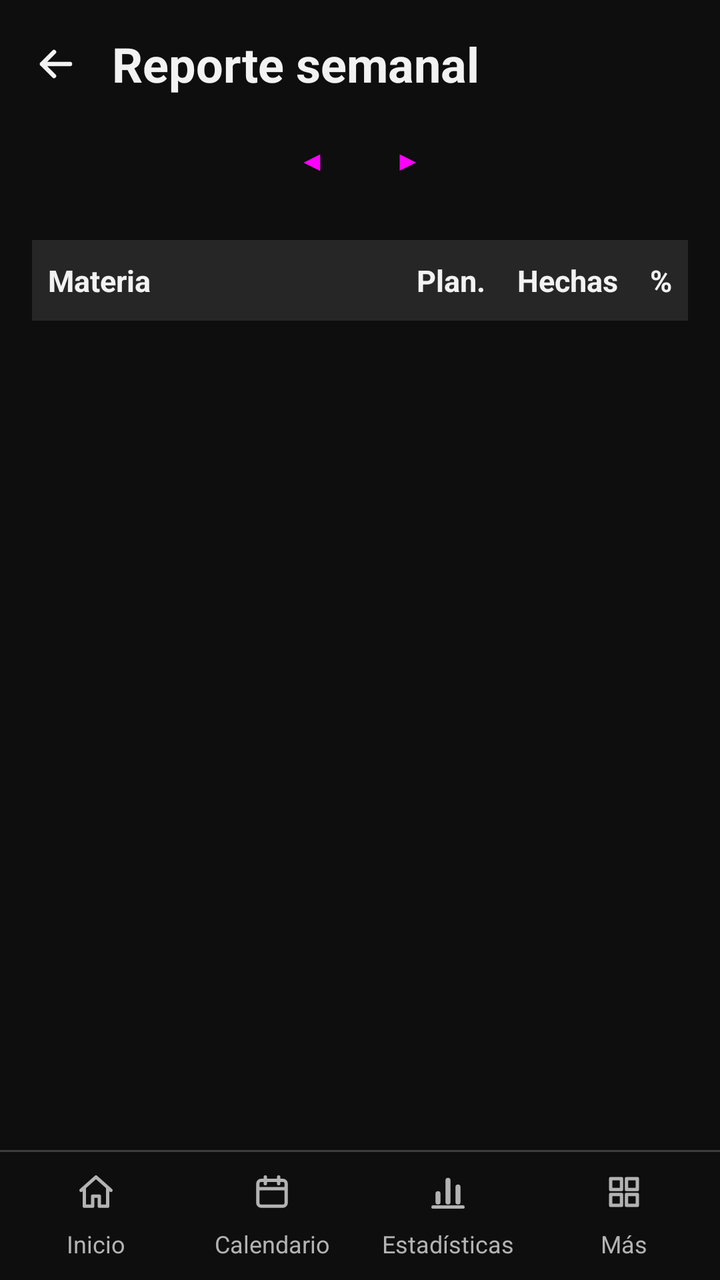
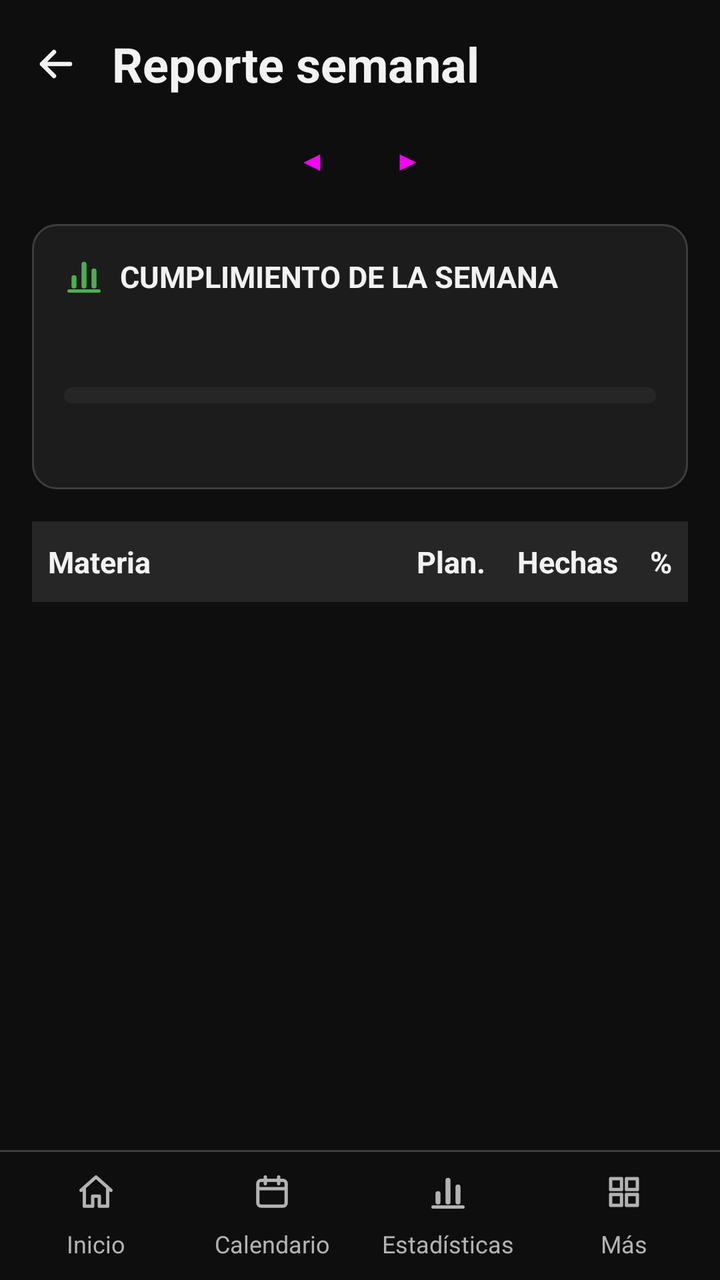

Two renders of the same Android screen: before a commit and after it. Below are the layout's source before the change and the commit's diff.
<!-- AndroidManifest.xml: application theme Theme.AgendaPersonal -->
<!-- res/layout/activity_reporte.xml -->
<?xml version="1.0" encoding="utf-8"?>
<LinearLayout xmlns:android="http://schemas.android.com/apk/res/android"
    xmlns:tools="http://schemas.android.com/tools"
    android:id="@+id/main"
    android:layout_width="match_parent"
    android:layout_height="match_parent"
    android:orientation="vertical"
    tools:context=".vista.ReporteActivity">

    
    <LinearLayout
        android:layout_width="match_parent"
        android:layout_height="wrap_content"
        android:gravity="center_vertical"
        android:orientation="horizontal"
        android:paddingStart="4dp"
        android:paddingTop="8dp"
        android:paddingEnd="16dp">

        <include layout="@layout/boton_volver" />

        <TextView
            android:layout_width="0dp"
            android:layout_height="wrap_content"
            android:layout_weight="1"
            android:text="@string/titulo_reporte"
            android:textSize="24sp"
            android:textStyle="bold" />
    </LinearLayout>

    
    <LinearLayout
        android:layout_width="match_parent"
        android:layout_height="wrap_content"
        android:gravity="center"
        android:orientation="horizontal">

        <Button
            android:id="@+id/btnAnterior"
            style="?attr/borderlessButtonStyle"
            android:layout_width="48dp"
            android:layout_height="48dp"
            android:contentDescription="@string/semana_anterior"
            android:minWidth="48dp"
            android:padding="0dp"
            android:text="@string/flecha_anterior" />

        
        <TextView
            android:id="@+id/tvSemana"
            android:layout_width="wrap_content"
            android:layout_height="wrap_content"
            android:textSize="16sp"
            android:textStyle="bold" />

        <Button
            android:id="@+id/btnSiguiente"
            style="?attr/borderlessButtonStyle"
            android:layout_width="48dp"
            android:layout_height="48dp"
            android:contentDescription="@string/semana_siguiente"
            android:minWidth="48dp"
            android:padding="0dp"
            android:text="@string/flecha_siguiente" />
    </LinearLayout>

    
    <ScrollView
        android:id="@+id/svTabla"
        android:layout_width="match_parent"
        android:layout_height="0dp"
        android:layout_weight="1">

        
        <TableLayout
            android:id="@+id/tlReporte"
            android:layout_width="match_parent"
            android:layout_height="wrap_content"
            android:padding="16dp"
            android:shrinkColumns="0"
            android:stretchColumns="0">

            
            <TableRow android:background="@color/fila_destacada">

                <TextView
                    style="@style/CeldaReporte"
                    android:gravity="start"
                    android:text="@string/col_materia"
                    android:textStyle="bold" />

                <TextView
                    style="@style/CeldaReporte"
                    android:text="@string/col_plan"
                    android:textStyle="bold" />

                <TextView
                    style="@style/CeldaReporte"
                    android:text="@string/col_hechas"
                    android:textStyle="bold" />

                <TextView
                    style="@style/CeldaReporte"
                    android:text="@string/col_porcentaje"
                    android:textStyle="bold" />
            </TableRow>
        </TableLayout>
    </ScrollView>

    
    <TextView
        android:id="@+id/tvVacio"
        android:layout_width="match_parent"
        android:layout_height="0dp"
        android:layout_weight="1"
        android:gravity="center"
        android:padding="16dp"
        android:text="@string/reporte_vacio"
        android:textSize="16sp"
        android:visibility="gone" />

    
    <include layout="@layout/menu_inferior" />
</LinearLayout>
<!-- res/layout/boton_volver.xml (included above) -->
<?xml version="1.0" encoding="utf-8"?>
<ImageButton xmlns:android="http://schemas.android.com/apk/res/android"
    android:id="@+id/btnVolver"
    android:layout_width="48dp"
    android:layout_height="48dp"
    android:layout_marginEnd="4dp"
    android:background="?attr/selectableItemBackgroundBorderless"
    android:contentDescription="@string/volver"
    android:src="@drawable/ic_flecha_atras" />
<!-- res/layout/menu_inferior.xml (included above) -->
<?xml version="1.0" encoding="utf-8"?>
<LinearLayout xmlns:android="http://schemas.android.com/apk/res/android"
    android:layout_width="match_parent"
    android:layout_height="wrap_content"
    android:orientation="vertical">

    
    <View
        android:layout_width="match_parent"
        android:layout_height="1dp"
        android:background="@color/menu_linea" />

    
    <LinearLayout
        android:layout_width="match_parent"
        android:layout_height="wrap_content"
        android:orientation="horizontal"
        android:padding="4dp">

        <TextView
            android:id="@+id/menuInicio"
            style="@style/BotonMenu"
            android:drawableTop="@drawable/ic_casa"
            android:text="@string/menu_inicio" />

        <TextView
            android:id="@+id/menuCalendario"
            style="@style/BotonMenu"
            android:drawableTop="@drawable/ic_calendario"
            android:text="@string/menu_calendario" />

        <TextView
            android:id="@+id/menuEstadisticas"
            style="@style/BotonMenu"
            android:drawableTop="@drawable/ic_grafico"
            android:text="@string/menu_estadisticas" />

        
        <TextView
            android:id="@+id/menuMas"
            style="@style/BotonMenu"
            android:drawableTop="@drawable/ic_cuadricula"
            android:text="@string/menu_mas" />
    </LinearLayout>
</LinearLayout>
<!-- resources referenced by this layout -->
<resources>
  <color name="fila_destacada">@color/tarjeta_alta</color>
  <color name="menu_linea">@color/borde</color>
  <string name="col_hechas">Hechas</string>
  <string name="col_materia">Materia</string>
  <string name="col_plan">Plan.</string>
  <string name="col_porcentaje" formatted="false">%</string>
  <string name="flecha_anterior">◀</string>
  <string name="flecha_siguiente">▶</string>
  <string name="menu_calendario">Calendario</string>
  <string name="menu_estadisticas">Estadísticas</string>
  <string name="menu_inicio">Inicio</string>
  <string name="menu_mas">Más</string>
  <string name="reporte_vacio">No hay sesiones en esta semana</string>
  <string name="semana_anterior">Semana anterior</string>
  <string name="semana_siguiente">Semana siguiente</string>
  <string name="titulo_reporte">Reporte semanal</string>
  <string name="volver">Volver</string>
  <style name="Theme.AgendaPersonal" parent="Base.Theme.AgendaPersonal" />
  <color name="tarjeta_alta">#FF262626</color>
  <color name="borde">#FF3D3D3D</color>
  <color name="verde">#FF4CAF50</color>
  <color name="texto">#FFF2F2F2</color>
  <color name="texto_sobre_verde">#FF0E0E0E</color>
  <color name="verde_oscuro">#FF2E7D32</color>
  <color name="fondo">#FF0E0E0E</color>
  <color name="tarjeta">#FF1C1C1C</color>
  <color name="texto_secundario">#FFB3B3B3</color>
  <color name="texto_pista">#FF808080</color>
  <style name="DialogoAgenda" parent="ThemeOverlay.Material3.Dialog.Alert">
          <item name="android:windowBackground">@drawable/fondo_dialogo</item>
          <item name="buttonBarPositiveButtonStyle">@style/BotonDialogoPrincipal</item>
          <item name="buttonBarNegativeButtonStyle">@style/BotonDialogoSecundario</item>
      </style>
  <style name="BotonDialogoPrincipal" parent="BotonPrincipal">
          <item name="android:layout_marginStart">8dp</item>
      </style>
  <style name="BotonDialogoSecundario" parent="BotonSecundario" />
  <style name="BotonPrincipal" parent="Widget.Material3.Button">
          <item name="android:minHeight">48dp</item>
          <item name="backgroundTint">@color/verde</item>
          <item name="android:textColor">@color/texto_sobre_verde</item>
      </style>
  <style name="BotonSecundario" parent="Widget.Material3.Button.OutlinedButton">
          <item name="android:minHeight">48dp</item>
          <item name="strokeColor">@color/verde</item>
          <item name="android:textColor">@color/verde</item>
      </style>
  <!-- unchanged entries left out for length: 9 -->
</resources>

<!-- the commit's change to res/layout/activity_reporte.xml (unified diff, before → after) -->
@@ -62,6 +62,52 @@
             android:minWidth="48dp"
             android:padding="0dp"
             android:text="@string/flecha_siguiente" />
+    </LinearLayout>
+
+    
+    <LinearLayout
+        android:id="@+id/tarjetaResumen"
+        android:layout_width="match_parent"
+        android:layout_height="wrap_content"
+        android:layout_marginHorizontal="16dp"
+        android:layout_marginTop="8dp"
+        android:background="@drawable/fondo_tarjeta"
+        android:orientation="vertical"
+        android:padding="16dp">
+
+        
+        <TextView
+            style="@style/TituloTarjeta"
+            android:drawableStart="@drawable/ic_grafico"
+            android:text="@string/titulo_cumplimiento" />
+
+        
+        <TextView
+            android:id="@+id/tvPorcentajeTotal"
+            android:layout_width="match_parent"
+            android:layout_height="wrap_content"
+            android:textColor="@color/texto"
+            android:textSize="28sp"
+            android:textStyle="bold" />
+
+        
+        <ProgressBar
+            android:id="@+id/pbTotal"
+            style="?android:attr/progressBarStyleHorizontal"
+            android:layout_width="match_parent"
+            android:layout_height="8dp"
+            android:layout_marginVertical="8dp"
+            android:max="100"
+            android:maxHeight="8dp"
+            android:minHeight="8dp"
+            android:progressDrawable="@drawable/barra_progreso" />
+
+        
+        <TextView
+            android:id="@+id/tvHorasTotal"
+            android:layout_width="match_parent"
+            android:layout_height="wrap_content"
+            android:textSize="14sp" />
     </LinearLayout>
 
     
<!-- resource entries referenced after the edit -->
@@ -15,13 +15,51 @@
   <string name="reporte_vacio">No hay sesiones en esta semana</string>
   <string name="semana_anterior">Semana anterior</string>
   <string name="semana_siguiente">Semana siguiente</string>
+  <string name="titulo_cumplimiento">CUMPLIMIENTO DE LA SEMANA</string>
   <string name="titulo_reporte">Reporte semanal</string>
   <string name="volver">Volver</string>
+  <style name="TituloTarjeta">
+          <item name="android:layout_width">match_parent</item>
+          <item name="android:layout_height">wrap_content</item>
+          <item name="android:drawablePadding">8dp</item>
+          <item name="android:gravity">center_vertical</item>
+          <item name="android:textColor">@color/texto</item>
+          <item name="android:textSize">15sp</item>
+          <item name="android:textStyle">bold</item>
+      </style>
   <style name="Theme.AgendaPersonal" parent="Base.Theme.AgendaPersonal" />
   <color name="tarjeta_alta">#FF262626</color>
   <color name="borde">#FF3D3D3D</color>
   <color name="verde">#FF4CAF50</color>
   <color name="texto">#FFF2F2F2</color>
+  <!-- drawable barra_progreso (drawable) -->
+  <?xml version="1.0" encoding="utf-8"?>
+  <layer-list xmlns:android="http://schemas.android.com/apk/res/android">
+      <item android:id="@android:id/background">
+          <shape android:shape="rectangle">
+              <corners android:radius="4dp" />
+              <solid android:color="@color/tarjeta_alta" />
+          </shape>
+      </item>
+      <item android:id="@android:id/progress">
+          <scale android:scaleWidth="100%">
+              <shape android:shape="rectangle">
+                  <corners android:radius="4dp" />
+                  <solid android:color="@color/verde" />
+              </shape>
+          </scale>
+      </item>
+  </layer-list>
+  <!-- drawable fondo_tarjeta (drawable) -->
+  <?xml version="1.0" encoding="utf-8"?>
+  <shape xmlns:android="http://schemas.android.com/apk/res/android"
+      android:shape="rectangle">
+      <corners android:radius="12dp" />
+      <solid android:color="@color/tarjeta" />
+      <stroke
+          android:width="1dp"
+          android:color="@color/borde" />
+  </shape>
   <color name="texto_sobre_verde">#FF0E0E0E</color>
   <color name="verde_oscuro">#FF2E7D32</color>
   <color name="fondo">#FF0E0E0E</color>
